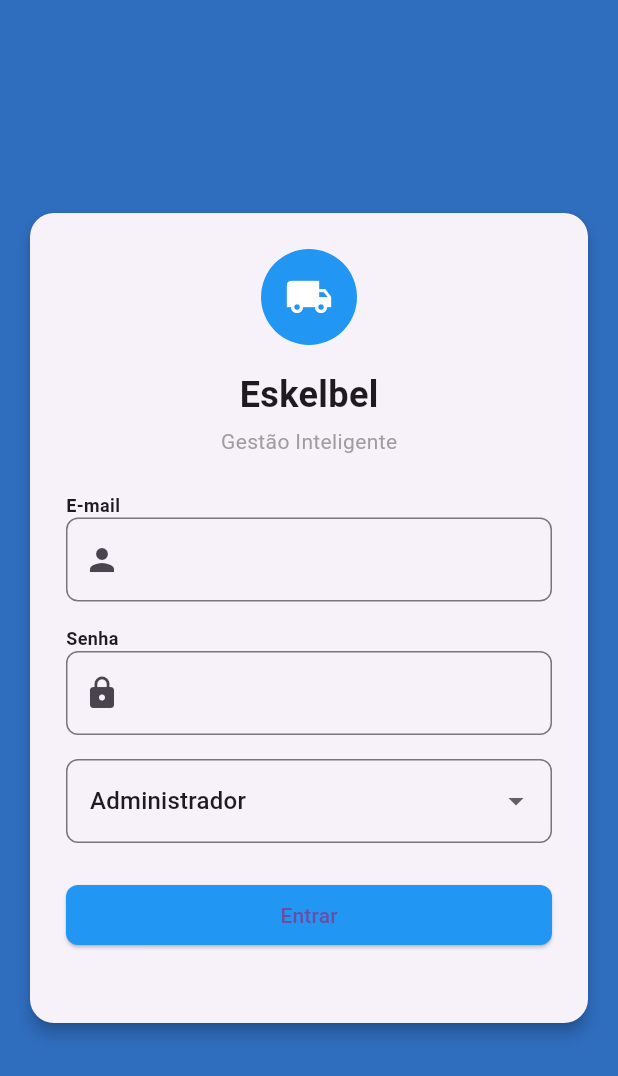
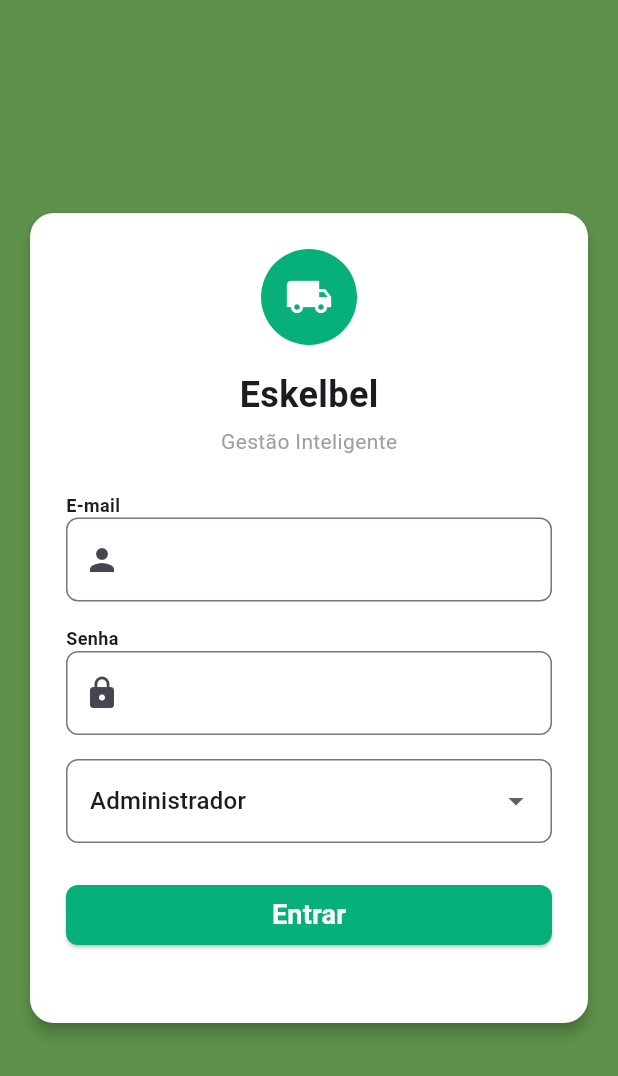
Before and after one commit to jooaonnz/Eskelbel-Gestao_inteligente, a Flutter app: the screen it shows after launch, on a phone screen of 412 x 824 dp. Shown: the top 1076 px of the screen. Run offline on Flutter 3.47's test engine with Material 3 defaults, Android fonts, the phone set to English and light mode, and no system bars.

Commit message:
ft: novo thema para pageLogin

```diff
--- a/lib/src/features/auth/views/login_page.dart
+++ b/lib/src/features/auth/views/login_page.dart
@@ -76,12 +76,13 @@ class _LoginPageState extends State<LoginPage> {
     return Scaffold(
       body: Container(
         decoration: const BoxDecoration(
-          color: Color.fromARGB(255, 47, 109, 190),
+          color: Color.fromARGB(255, 94, 146, 75),
         ),
         child: Center(
           child: SingleChildScrollView(
             padding: const EdgeInsets.all(16),
             child: Card(
+              color: Colors.white,
               elevation: 4,
               shape: RoundedRectangleBorder(
                 borderRadius: BorderRadius.circular(16),
@@ -95,7 +96,7 @@ class _LoginPageState extends State<LoginPage> {
                       width: 64,
                       height: 64,
                       decoration: const BoxDecoration(
-                        color: Colors.blue,
+                        color: Color.fromARGB(255, 7, 175, 122),
                         shape: BoxShape.circle,
                       ),
                       child: const Icon(
@@ -197,13 +198,13 @@ class _LoginPageState extends State<LoginPage> {
                       width: double.infinity,
                       child: ElevatedButton(
                         style: ElevatedButton.styleFrom(
-                          backgroundColor: Colors.blue,
+                          backgroundColor: Color.fromARGB(255, 7, 175, 122),
                           shape: RoundedRectangleBorder(
                             borderRadius: BorderRadius.circular(8),
                           ),
                         ),
                         onPressed: handleSubmit,
-                        child: const Text('Entrar'),
+                        child: const Text('Entrar', style: TextStyle( color: Colors.white, fontWeight: FontWeight.bold, fontSize: 18),),
                       ),
                     ),
                     const SizedBox(height: 24),
```
